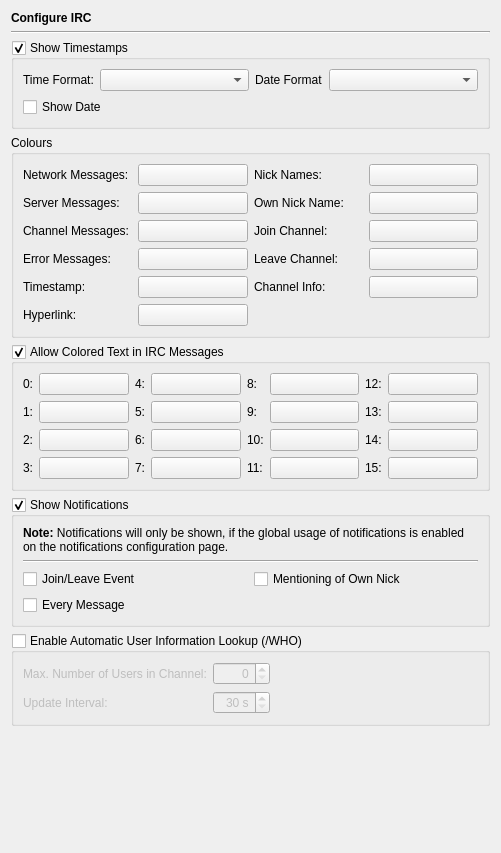
This is Preferences/ConfigurationPages/IrcPage.ui in testmana2/test as Qt 5 draws it before an edit. The edited form follows.
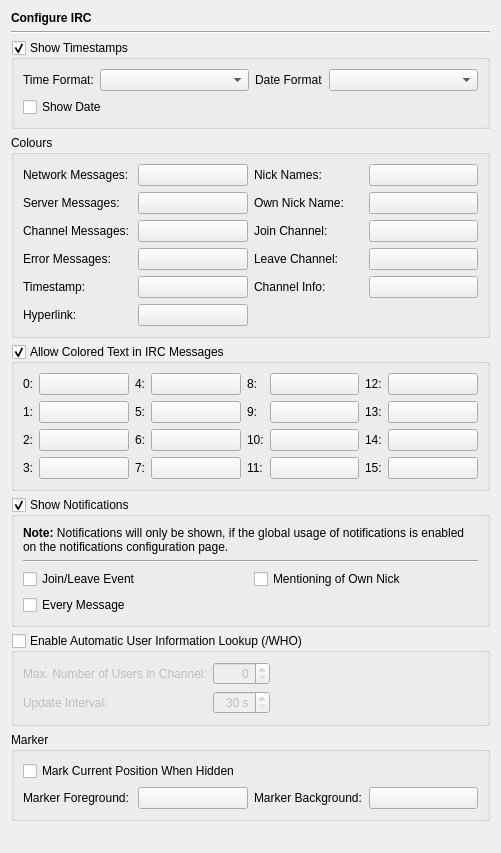
This is the edited form.

Commit message: Made the IRC marker line colors configurable and added a config option to not set a marker when the chat window is hidden.

Patch:
```diff
--- a/Preferences/ConfigurationPages/IrcPage.ui
+++ b/Preferences/ConfigurationPages/IrcPage.ui
@@ -10,7 +10,7 @@
     <height>853</height>
    </rect>
   </property>
-  <layout class="QVBoxLayout" name="verticalLayout">
+  <layout class="QVBoxLayout" name="verticalLayout_2">
    <item>
     <widget class="QLabel" name="headerLabel">
      <property name="text">
@@ -787,6 +787,75 @@
      </layout>
     </widget>
    </item>
+   <item>
+    <widget class="QGroupBox" name="markerGroup">
+     <property name="title">
+      <string>Marker</string>
+     </property>
+     <layout class="QVBoxLayout" name="verticalLayout">
+      <item>
+       <widget class="QCheckBox" name="markWhenHiddenCheckBox">
+        <property name="toolTip">
+         <string>Select to mark the current position, when the chat window is hidden</string>
+        </property>
+        <property name="text">
+         <string>Mark Current Position When Hidden</string>
+        </property>
+       </widget>
+      </item>
+      <item>
+       <layout class="QHBoxLayout" name="horizontalLayout">
+        <item>
+         <widget class="QLabel" name="label_33">
+          <property name="text">
+           <string>Marker Foreground:</string>
+          </property>
+         </widget>
+        </item>
+        <item>
+         <widget class="QPushButton" name="markerForegroundButton">
+          <property name="minimumSize">
+           <size>
+            <width>100</width>
+            <height>0</height>
+           </size>
+          </property>
+          <property name="toolTip">
+           <string>Select the foreground colour for the marker</string>
+          </property>
+          <property name="text">
+           <string/>
+          </property>
+         </widget>
+        </item>
+        <item>
+         <widget class="QLabel" name="label_34">
+          <property name="text">
+           <string>Marker Background:</string>
+          </property>
+         </widget>
+        </item>
+        <item>
+         <widget class="QPushButton" name="markerBackgroundButton">
+          <property name="minimumSize">
+           <size>
+            <width>100</width>
+            <height>0</height>
+           </size>
+          </property>
+          <property name="toolTip">
+           <string>Select the background colour for the marker</string>
+          </property>
+          <property name="text">
+           <string/>
+          </property>
+         </widget>
+        </item>
+       </layout>
+      </item>
+     </layout>
+    </widget>
+   </item>
    <item>
     <spacer name="verticalSpacer">
      <property name="orientation">
```
The commit also changes 3 other files.
